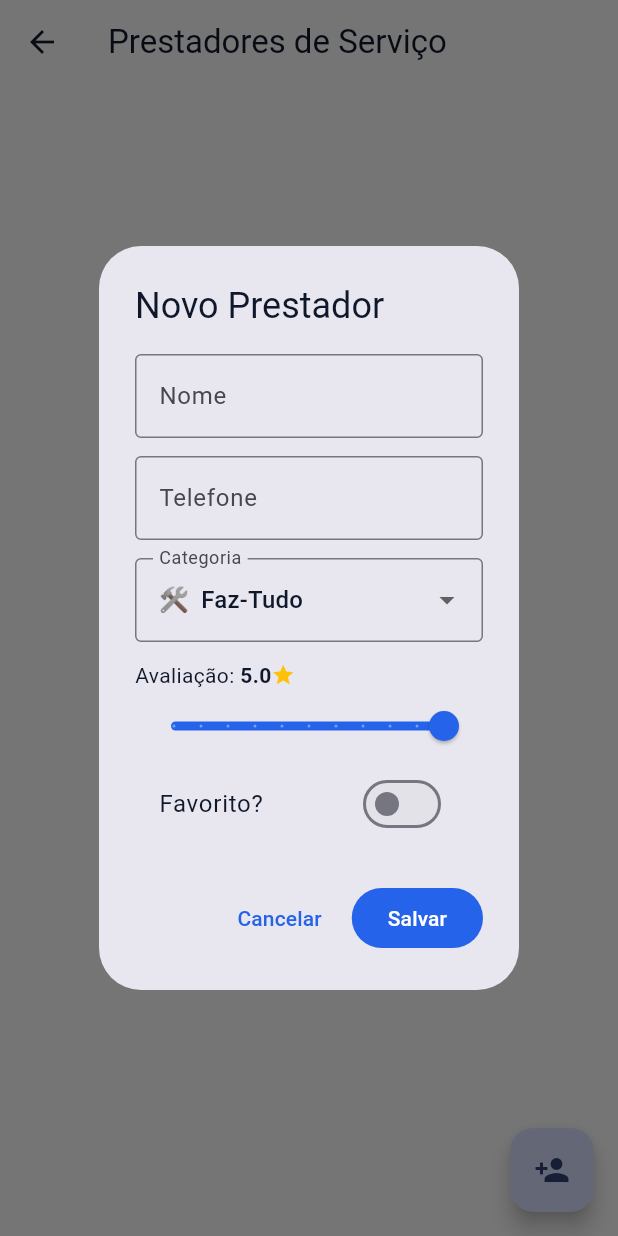
After one commit to ostrovskiadriel/Fixit-Home, a Flutter app: the ServiceProvidersListScreen screen opened directly, after a tap on the "person add" icon, on a phone screen of 412 x 824 dp. The commit adds this screen. Run offline on Flutter 3.47's test engine with Material 3 defaults, Android fonts, the phone set to English and light mode, and no system bars; our stand-ins replace dots_indicator, flutter_dotenv, flutter_markdown, shared_preferences, supabase_flutter; accounts and stored records are empty.

Commit message:
feat: implementa CRUD de Prestadores de Serviço com Supabase

```diff
--- /dev/null
+++ b/lib/features/service_providers/data/datasources/local/service_providers_local_dao_shared_prefs.dart
@@ -0,0 +1,74 @@
+import 'dart:convert';
+import 'package:flutter/foundation.dart';
+import 'package:shared_preferences/shared_preferences.dart';
+import '../../dtos/service_provider_dto.dart';
+import 'service_providers_local_dao.dart';
+
+class ServiceProvidersLocalDaoSharedPrefs implements ServiceProvidersLocalDao {
+  static const String _storageKey = 'service_providers_cache';
+  final SharedPreferences _prefs;
+
+  ServiceProvidersLocalDaoSharedPrefs({required SharedPreferences prefs}) : _prefs = prefs;
+
+  @override
+  Future<void> clear() async {
+    await _prefs.remove(_storageKey);
+    if (kDebugMode) print('ServiceProvidersLocalDaoSharedPrefs.clear: cache limpo');
+  }
+
+  @override
+  Future<void> delete(String id) async {
+    try {
+      final dtos = await getAll();
+      final filtered = dtos.where((d) => d.id != id).toList();
+      final jsonString = jsonEncode(filtered.map((d) => d.toJson()).toList());
+      await _prefs.setString(_storageKey, jsonString);
+      if (kDebugMode) print('ServiceProvidersLocalDaoSharedPrefs.delete: $id deletado');
+    } catch (e) {
+      if (kDebugMode) print('ServiceProvidersLocalDaoSharedPrefs.delete: erro - $e');
+      rethrow;
+    }
+  }
+
+  @override
+  Future<List<ServiceProviderDto>> getAll() async {
+    try {
+      final jsonString = _prefs.getString(_storageKey);
+      if (jsonString == null || jsonString.isEmpty) return [];
+      final list = jsonDecode(jsonString) as List<dynamic>;
+      final dtos = list.map((e) => ServiceProviderDto.fromJson(Map<String, dynamic>.from(e as Map))).toList();
+      if (kDebugMode) print('ServiceProvidersLocalDaoSharedPrefs.getAll: carregados ${dtos.length}');
+      return dtos;
+    } catch (e) {
+      if (kDebugMode) print('ServiceProvidersLocalDaoSharedPrefs.getAll: erro - $e');
+      return [];
+    }
+  }
+
+  @override
+  Future<ServiceProviderDto?> getById(String id) async {
+    final dtos = await getAll();
+    try {
+      return dtos.firstWhere((d) => d.id == id);
+    } catch (_) {
+      return null;
+    }
+  }
+
+  @override
+  Future<void> upsertAll(List<ServiceProviderDto> dtos) async {
+    try {
+      final existing = await getAll();
+      final map = {for (var e in existing) e.id: e};
+      for (var d in dtos) {
+        map[d.id] = d;
+      }
+      final jsonString = jsonEncode(map.values.map((d) => d.toJson()).toList());
+      await _prefs.setString(_storageKey, jsonString);
+      if (kDebugMode) print('ServiceProvidersLocalDaoSharedPrefs.upsertAll: ${dtos.length} upserted');
+    } catch (e) {
+      if (kDebugMode) print('ServiceProvidersLocalDaoSharedPrefs.upsertAll: erro - $e');
+      rethrow;
+    }
+  }
+}
--- /dev/null
+++ b/lib/features/service_providers/data/datasources/remote/supabase_service_providers_remote_datasource.dart
@@ -0,0 +1,68 @@
+import 'package:flutter/foundation.dart';
+import 'package:fixit_home/main.dart' show supabase;
+import '../../dtos/service_provider_dto.dart';
+
+class RemotePage<T> {
+  final List<T> items;
+  final dynamic next;
+  RemotePage({required this.items, this.next});
+}
+
+class SupabaseServiceProvidersRemoteDatasource {
+  final dynamic _client;
+  SupabaseServiceProvidersRemoteDatasource({dynamic client}) : _client = client ?? supabase;
+
+  Future<RemotePage<ServiceProviderDto>> fetchServiceProviders({
+    DateTime? since,
+    int limit = 500,
+    dynamic cursor,
+  }) async {
+    try {
+      final query = _client.from('service_providers').select().order('updated_at', ascending: false);
+
+      if (since != null) {
+        query.gte('updated_at', since.toUtc().toIso8601String());
+      }
+
+      final rows = await query.limit(limit);
+
+      if (rows == null) return RemotePage(items: []);
+
+      final dtos = (rows as List).map((e) => ServiceProviderDto.fromJson(Map<String, dynamic>.from(e as Map))).toList();
+
+      if (kDebugMode) print('SupabaseServiceProvidersRemoteDatasource.fetchServiceProviders: recebidos ${dtos.length} registros');
+
+      return RemotePage(items: dtos, next: null);
+    } catch (e) {
+      if (kDebugMode) print('SupabaseServiceProvidersRemoteDatasource.fetchServiceProviders: erro - $e');
+      return RemotePage(items: []);
+    }
+  }
+
+  /// Upsert em lote — insere ou atualiza registros no Supabase.
+  /// Retorna o número de registros afetados (quando possível).
+  Future<int> upsertServiceProviders(List<ServiceProviderDto> dtos) async {
+    try {
+      if (dtos.isEmpty) return 0;
+      final payload = dtos.map((d) => d.toJson()).toList();
+      await _client.from('service_providers').upsert(payload);
+      if (kDebugMode) print('SupabaseServiceProvidersRemoteDatasource.upsertServiceProviders: enviado ${dtos.length} registros');
+      return dtos.length;
+    } catch (e) {
+      if (kDebugMode) print('SupabaseServiceProvidersRemoteDatasource.upsertServiceProviders: erro - $e');
+      return 0;
+    }
+  }
+
+  /// Delete by id on remote (best-effort)
+  Future<bool> deleteServiceProvider(String id) async {
+    try {
+      await _client.from('service_providers').delete().eq('id', id);
+      if (kDebugMode) print('SupabaseServiceProvidersRemoteDatasource.deleteServiceProvider: $id deletado');
+      return true;
+    } catch (e) {
+      if (kDebugMode) print('SupabaseServiceProvidersRemoteDatasource.deleteServiceProvider: erro - $e');
+      return false;
+    }
+  }
+}
--- /dev/null
+++ b/lib/features/service_providers/data/dtos/service_provider_dto.dart
@@ -0,0 +1,72 @@
+// lib/features/service_providers/data/dtos/service_provider_dto.dart
+
+import '../../domain/entities/service_provider_entity.dart';
+
+class ServiceProviderDto {
+  final String id;
+  final String name;
+  final String category; // Salva como String (ex: 'electrician')
+  final String phone;
+  final double rating;
+  final bool isFavorite;
+
+  ServiceProviderDto({
+    required this.id,
+    required this.name,
+    required this.category,
+    required this.phone,
+    required this.rating,
+    required this.isFavorite,
+  });
+
+  // JSON (Supabase) -> DTO
+  factory ServiceProviderDto.fromJson(Map<String, dynamic> json) {
+    return ServiceProviderDto(
+      id: json['id'] as String,
+      name: json['name'] as String,
+      category: json['category'] as String,
+      phone: json['phone'] as String,
+      rating: (json['rating'] as num).toDouble(),
+      isFavorite: json['is_favorite'] ?? false,
+    );
+  }
+
+  // DTO -> JSON (Supabase)
+  Map<String, dynamic> toJson() {
+    return {
+      'id': id,
+      'name': name,
+      'category': category,
+      'phone': phone,
+      'rating': rating,
+      'is_favorite': isFavorite,
+    };
+  }
+
+  // Entity -> DTO
+  factory ServiceProviderDto.fromEntity(ServiceProviderEntity entity) {
+    return ServiceProviderDto(
+      id: entity.id,
+      name: entity.name,
+      category: entity.category.name,
+      phone: entity.phoneNumber,
+      rating: entity.rating,
+      isFavorite: entity.isFavorite,
+    );
+  }
+
+  // DTO -> Entity
+  ServiceProviderEntity toEntity() {
+    return ServiceProviderEntity(
+      id: id,
+      name: name,
+      category: ServiceCategory.values.firstWhere(
+        (e) => e.name == category,
+        orElse: () => ServiceCategory.other,
+      ),
+      phoneNumber: phone,
+      rating: rating,
+      isFavorite: isFavorite,
+    );
+  }
+}
--- /dev/null
+++ b/lib/features/service_providers/data/mappers/service_provider_mapper.dart
@@ -0,0 +1,9 @@
+import '../dtos/service_provider_dto.dart';
+import '../../domain/entities/service_provider_entity.dart';
+
+class ServiceProviderMapper {
+  ServiceProviderEntity dtoToEntity(ServiceProviderDto dto) => dto.toEntity();
+  ServiceProviderDto entityToDto(ServiceProviderEntity e) => ServiceProviderDto.fromEntity(e);
+  List<ServiceProviderEntity> dtoListToEntityList(List<ServiceProviderDto> dtos) => dtos.map(dtoToEntity).toList();
+  List<ServiceProviderDto> entityListToDtoList(List<ServiceProviderEntity> entities) => entities.map(entityToDto).toList();
+}
--- /dev/null
+++ b/lib/features/service_providers/data/repositories/service_providers_repository_impl.dart
@@ -0,0 +1,129 @@
+// lib/features/service_providers/data/repositories/service_providers_repository_impl.dart
+
+import 'package:flutter/foundation.dart';
+import 'package:shared_preferences/shared_preferences.dart';
+
+import '../../domain/entities/service_provider_entity.dart';
+import '../../domain/repositories/service_providers_repository.dart';
+import '../datasources/local/service_providers_local_dao.dart';
+import '../datasources/remote/supabase_service_providers_remote_datasource.dart';
+import '../mappers/service_provider_mapper.dart';
+
+class ServiceProvidersRepositoryImpl implements ServiceProvidersRepository {
+  final SupabaseServiceProvidersRemoteDatasource _remote;
+  final ServiceProvidersLocalDao _localDao;
+  final ServiceProviderMapper _mapper;
+  final Future<SharedPreferences> _prefsAsync;
+
+  static const String _lastSyncKey = 'service_providers_last_sync_v1';
+
+  ServiceProvidersRepositoryImpl({
+    required SupabaseServiceProvidersRemoteDatasource remote,
+    required ServiceProvidersLocalDao localDao,
+    required ServiceProviderMapper mapper,
+    Future<SharedPreferences>? prefsAsync,
+  })  : _remote = remote,
+        _localDao = localDao,
+        _mapper = mapper,
+        _prefsAsync = prefsAsync ?? SharedPreferences.getInstance();
+
+  @override
+  Future<List<ServiceProviderEntity>> listAll() async {
+    try {
+      final cached = await _localDao.getAll();
+      final entities = _mapper.dtoListToEntityList(cached);
+      if (kDebugMode) print('ServiceProvidersRepositoryImpl.listAll: retornando ${entities.length} prestadores');
+      return entities;
+    } catch (e) {
+      if (kDebugMode) print('ServiceProvidersRepositoryImpl.listAll: erro - $e');
+      return [];
+    }
+  }
+
+  @override
+  Future<void> create(ServiceProviderEntity provider) async {
+    try {
+      final dto = _mapper.entityToDto(provider);
+      // write to remote and sync
+      await _remote.upsertServiceProviders([dto]);
+      await syncFromServer();
+    } catch (e) {
+      if (kDebugMode) print('ServiceProvidersRepositoryImpl.create: erro - $e');
+      rethrow;
+    }
+  }
+
+  @override
+  Future<void> update(ServiceProviderEntity provider) async {
+    try {
+      final dto = _mapper.entityToDto(provider);
+      await _remote.upsertServiceProviders([dto]);
+      await syncFromServer();
+    } catch (e) {
+      if (kDebugMode) print('ServiceProvidersRepositoryImpl.update: erro - $e');
+      rethrow;
+    }
+  }
+
+  @override
+  Future<void> delete(String id) async {
+    try {
+      // Attempt remote delete (best-effort)
+      try {
+        await _remote.deleteServiceProvider(id);
+      } catch (e) {
+        if (kDebugMode) print('ServiceProvidersRepositoryImpl.delete: erro ao deletar no remoto - $e');
+      }
+
+      await _localDao.delete(id);
+      if (kDebugMode) print('ServiceProvidersRepositoryImpl.delete: $id deletado');
+    } catch (e) {
+      if (kDebugMode) print('ServiceProvidersRepositoryImpl.delete: erro - $e');
+      rethrow;
+    }
+  }
+
+  @override
+  Future<int> syncFromServer() async {
+    try {
+      // 0) push local -> remote (best-effort)
+      try {
+        final localDtos = await _localDao.getAll();
+        if (localDtos.isNotEmpty) {
+          if (kDebugMode) print('ServiceProvidersRepositoryImpl.syncFromServer: push ${localDtos.length} items');
+          await _remote.upsertServiceProviders(localDtos);
+        }
+      } catch (e) {
+        if (kDebugMode) print('ServiceProvidersRepositoryImpl.syncFromServer: push falhou - $e');
+      }
+
+      final prefs = await _prefsAsync;
+      final lastIso = prefs.getString(_lastSyncKey);
+
+      DateTime? since;
+      if (lastIso != null && lastIso.isNotEmpty) {
+        try {
+          since = DateTime.parse(lastIso);
+        } catch (_) {}
+      }
+
+      if (kDebugMode) print('ServiceProvidersRepositoryImpl.syncFromServer: pull desde ${since?.toIso8601String() ?? 'início'}');
+
+      final page = await _remote.fetchServiceProviders(since: since, limit: 500);
+      if (page.items.isEmpty) return 0;
+
+      await _localDao.upsertAll(page.items);
+
+      // compute newest updated_at — the DTO doesn't expose updated_at, fallback to now
+      final newest = DateTime.now().toUtc();
+      await prefs.setString(_lastSyncKey, newest.toIso8601String());
+
+      if (kDebugMode) print('ServiceProvidersRepositoryImpl.syncFromServer: aplicadas ${page.items.length} mudanças');
+
+      return page.items.length;
+    } catch (e) {
+      if (kDebugMode) print('ServiceProvidersRepositoryImpl.syncFromServer: erro - $e');
+      return 0;
+    }
+  }
+}
--- /dev/null
+++ b/lib/features/service_providers/domain/entities/service_provider_entity.dart
@@ -0,0 +1,58 @@
+// lib/features/service_providers/domain/entities/service_provider_entity.dart
+
+class ServiceProviderEntity {
+  final String id;
+  final String name;
+  final ServiceCategory category;
+  final String phoneNumber;
+  final double rating; // De 0.0 a 5.0
+  final bool isFavorite;
+
+  ServiceProviderEntity({
+    required this.id,
+    required this.name,
+    required this.category,
+    required this.phoneNumber,
+    this.rating = 0.0,
+    this.isFavorite = false,
+  })  : assert(id.isNotEmpty, 'ID não pode ser vazio'),
+        assert(name.length >= 3, 'Nome deve ter pelo menos 3 letras'),
+        assert(rating >= 0 && rating <= 5, 'Avaliação deve ser entre 0 e 5');
+
+  // Ícone baseado na categoria (Regra de Negócio visual)
+  String get categoryIcon => category.icon;
+
+  // Nome legível da categoria
+  String get categoryLabel => category.label;
+
+  ServiceProviderEntity copyWith({
+    String? id,
+    String? name,
+    ServiceCategory? category,
+    String? phoneNumber,
+    double? rating,
+    bool? isFavorite,
+  }) {
+    return ServiceProviderEntity(
+      id: id ?? this.id,
+      name: name ?? this.name,
+      category: category ?? this.category,
+      phoneNumber: phoneNumber ?? this.phoneNumber,
+      rating: rating ?? this.rating,
+      isFavorite: isFavorite ?? this.isFavorite,
+    );
+  }
+}
+
+enum ServiceCategory {
+  electrician('Eletricista', '⚡'),
+  plumber('Encanador', '🚰'),
+  painter('Pintor', '🎨'),
+  carpenter('Marceneiro', '🪑'),
+  general('Faz-Tudo', '🛠️'),
+  other('Outro', '📋');
+
+  final String label;
+  final String icon;
+  const ServiceCategory(this.label, this.icon);
+}
--- /dev/null
+++ b/lib/features/service_providers/domain/service_providers_repository.dart
@@ -0,0 +1,2 @@
+// Re-export for repository interface to avoid duplicate definitions.
+export 'repositories/service_providers_repository.dart';
--- /dev/null
+++ b/lib/features/service_providers/presentation/pages/service_providers_list_screen.dart
@@ -0,0 +1,160 @@
+// lib/features/service_providers/presentation/pages/service_providers_list_screen.dart
+
+import 'package:flutter/material.dart';
+import 'package:shared_preferences/shared_preferences.dart';
+import '../../domain/entities/service_provider_entity.dart';
+import '../../data/repositories/service_providers_repository_impl.dart';
+import '../../data/datasources/local/service_providers_local_dao_shared_prefs.dart';
+import '../../data/datasources/remote/supabase_service_providers_remote_datasource.dart';
+import '../../data/mappers/service_provider_mapper.dart';
+import '../widgets/service_provider_form_dialog.dart';
+
+class ServiceProvidersListScreen extends StatefulWidget {
+  const ServiceProvidersListScreen({super.key});
+
+  @override
+  State<ServiceProvidersListScreen> createState() => _ServiceProvidersListScreenState();
+}
+
+class _ServiceProvidersListScreenState extends State<ServiceProvidersListScreen> {
+  late ServiceProvidersRepositoryImpl _repository;
+  bool _isLoading = true;
+  List<ServiceProviderEntity> _providers = [];
+
+  @override
+  void initState() {
+    super.initState();
+    _initAndLoad();
+  }
+
+  Future<void> _initAndLoad() async {
+    setState(() => _isLoading = true);
+    try {
+      final prefs = await SharedPreferences.getInstance();
+      final localDao = ServiceProvidersLocalDaoSharedPrefs(prefs: prefs);
+      final remote = SupabaseServiceProvidersRemoteDatasource();
+      final mapper = ServiceProviderMapper();
+      _repository = ServiceProvidersRepositoryImpl(
+        remote: remote,
+        localDao: localDao,
+        mapper: mapper,
+        prefsAsync: Future.value(prefs),
+      );
+
+      final cache = await _repository.listAll();
+      setState(() {
+        _providers = cache;
+        _isLoading = false;
+      });
+
+      if (cache.isEmpty) {
+        await _repository.syncFromServer();
+        final fresh = await _repository.listAll();
+        if (mounted) setState(() => _providers = fresh);
+      }
+    } catch (e) {
+      if (mounted) setState(() => _isLoading = false);
+    }
+  }
+
+  Future<void> _loadData() async {
+    setState(() => _isLoading = true);
+    try {
+      final list = await _repository.listAll();
+      if (mounted) {
+        setState(() {
+          _providers = list;
+          _isLoading = false;
+        });
+      }
+    } catch (e) {
+      if (mounted) setState(() => _isLoading = false);
+    }
+  }
+
+  Future<void> _addProvider() async {
+    final newEntity = await showServiceProviderFormDialog(context);
+    if (newEntity != null) {
+      try {
+        await _repository.create(newEntity);
+        await _loadData();
+      } catch (e) {
+        if(mounted) ScaffoldMessenger.of(context).showSnackBar(SnackBar(content: Text('Erro: $e')));
+      }
+    }
+  }
+
+  Future<void> _editProvider(ServiceProviderEntity entity) async {
+    final edited = await showServiceProviderFormDialog(context, initial: entity);
+    if (edited != null) {
+      try {
+        await _repository.update(edited);
+        await _loadData();
+      } catch (e) {
+        if(mounted) ScaffoldMessenger.of(context).showSnackBar(SnackBar(content: Text('Erro: $e')));
+      }
+    }
+  }
+
+  Future<void> _deleteProvider(String id) async {
+    final confirm = await showDialog<bool>(
+      context: context,
+      builder: (ctx) => AlertDialog(
+        title: const Text('Excluir'),
+        content: const Text('Tem certeza?'),
+        actions: [
+          TextButton(onPressed: () => Navigator.pop(ctx, false), child: const Text('Cancelar')),
+          TextButton(onPressed: () => Navigator.pop(ctx, true), child: const Text('Sim', style: TextStyle(color: Colors.red))),
+        ],
+      ),
+    );
+
+    if (confirm == true) {
+      await _repository.delete(id);
+      await _loadData();
+    }
+  }
+
+  @override
+  Widget build(BuildContext context) {
+    return Scaffold(
+      appBar: AppBar(title: const Text('Prestadores de Serviço')),
+      floatingActionButton: FloatingActionButton(
+        onPressed: _addProvider,
+        child: const Icon(Icons.person_add),
+      ),
+      body: _isLoading
+          ? const Center(child: CircularProgressIndicator())
+          : _providers.isEmpty
+              ? const Center(child: Text('Nenhum prestador cadastrado.'))
+              : ListView.builder(
+                  padding: const EdgeInsets.all(8),
+                  itemCount: _providers.length,
+                  itemBuilder: (ctx, index) {
+                    final p = _providers[index];
+                    return Card(
+                      child: ListTile(
+                        leading: CircleAvatar(
+                          backgroundColor: Colors.grey.shade200,
+                          child: Text(p.categoryIcon),
+                        ),
+                        title: Text(p.name, style: const TextStyle(fontWeight: FontWeight.bold)),
+                        subtitle: Text('${p.categoryLabel} • ${p.phoneNumber}'),
+                        trailing: Row(
+                          mainAxisSize: MainAxisSize.min,
+                          children: [
+                            if (p.isFavorite) const Icon(Icons.favorite, color: Colors.red, size: 20),
+                            const SizedBox(width: 8),
+                            const Icon(Icons.star, color: Colors.amber, size: 16),
+                            Text(p.rating.toStringAsFixed(1)),
+                          ],
+                        ),
+                        onLongPress: () => _deleteProvider(p.id),
+                        onTap: () => _editProvider(p),
+                      ),
+                    );
+                  },
+                ),
+    );
+  }
+}
--- /dev/null
+++ b/lib/features/service_providers/presentation/widgets/service_provider_form_dialog.dart
@@ -0,0 +1,142 @@
+// lib/features/service_providers/presentation/widgets/service_provider_form_dialog.dart
+
+import 'package:flutter/material.dart';
+import '../../domain/entities/service_provider_entity.dart';
+
+Future<ServiceProviderEntity?> showServiceProviderFormDialog(
+  BuildContext context, {
+  ServiceProviderEntity? initial,
+}) {
+  return showDialog<ServiceProviderEntity>(
+    context: context,
+    builder: (ctx) => _ServiceProviderFormDialog(initial: initial),
+  );
+}
+
+class _ServiceProviderFormDialog extends StatefulWidget {
+  final ServiceProviderEntity? initial;
+  const _ServiceProviderFormDialog({this.initial});
+
+  @override
+  State<_ServiceProviderFormDialog> createState() => _ServiceProviderFormDialogState();
+}
+
+class _ServiceProviderFormDialogState extends State<_ServiceProviderFormDialog> {
+  final _formKey = GlobalKey<FormState>();
+
+  late TextEditingController _nameController;
+  late TextEditingController _phoneController;
+  late ServiceCategory _category;
+  double _rating = 0.0;
+  bool _isFavorite = false;
+
+  bool get _isEditing => widget.initial != null;
+
+  @override
+  void initState() {
+    super.initState();
+    final initial = widget.initial;
+
+    _nameController = TextEditingController(text: initial?.name ?? '');
+    _phoneController = TextEditingController(text: initial?.phoneNumber ?? '');
+    _category = initial?.category ?? ServiceCategory.general;
+    _rating = initial?.rating ?? 5.0;
+    _isFavorite = initial?.isFavorite ?? false;
+  }
+
+  @override
+  void dispose() {
+    _nameController.dispose();
+    _phoneController.dispose();
+    super.dispose();
+  }
+
+  void _onConfirm() {
+    if (_formKey.currentState!.validate()) {
+      final entity = ServiceProviderEntity(
+        id: widget.initial?.id ?? DateTime.now().millisecondsSinceEpoch.toString(),
+        name: _nameController.text.trim(),
+        phoneNumber: _phoneController.text.trim(),
+        category: _category,
+        rating: _rating,
+        isFavorite: _isFavorite,
+      );
+      Navigator.pop(context, entity);
+    }
+  }
+
+  @override
+  Widget build(BuildContext context) {
+    return AlertDialog(
+      title: Text(_isEditing ? 'Editar Prestador' : 'Novo Prestador'),
+      content: SingleChildScrollView(
+        child: Form(
+          key: _formKey,
+          child: Column(
+            mainAxisSize: MainAxisSize.min,
+            children: [
+              // Nome
+              TextFormField(
+                controller: _nameController,
+                decoration: const InputDecoration(labelText: 'Nome', border: OutlineInputBorder()),
+                textCapitalization: TextCapitalization.words,
+                validator: (v) => v == null || v.length < 3 ? 'Nome muito curto' : null,
+              ),
+              const SizedBox(height: 12),
+
+              // Telefone
+              TextFormField(
+                controller: _phoneController,
+                decoration: const InputDecoration(labelText: 'Telefone', border: OutlineInputBorder()),
+                keyboardType: TextInputType.phone,
+              ),
+              const SizedBox(height: 12),
+
+              // Categoria (Dropdown)
+              DropdownButtonFormField<ServiceCategory>(
+                initialValue: _category,
+                decoration: const InputDecoration(labelText: 'Categoria', border: OutlineInputBorder()),
+                items: ServiceCategory.values.map((c) {
+                  return DropdownMenuItem(
+                    value: c,
+                    child: Row(children: [Text(c.icon), const SizedBox(width: 8), Text(c.label)]),
+                  );
+                }).toList(),
+                onChanged: (v) => setState(() => _category = v!),
+              ),
+              const SizedBox(height: 12),
+
+              // Avaliação (Slider)
+              Row(
+                children: [
+                  const Text('Avaliação: '),
+                  Text(_rating.toStringAsFixed(1), style: const TextStyle(fontWeight: FontWeight.bold)),
+                  const Icon(Icons.star, color: Colors.amber, size: 16),
+                ],
+              ),
+              Slider(
+                value: _rating,
+                min: 0,
+                max: 5,
+                divisions: 10,
+                label: _rating.toString(),
+                onChanged: (v) => setState(() => _rating = v),
+              ),
+
+              // Favorito
+              SwitchListTile(
+                title: const Text('Favorito?'),
+                value: _isFavorite,
+                onChanged: (v) => setState(() => _isFavorite = v),
+              ),
+            ],
+          ),
+        ),
+      ),
+      actions: [
+        TextButton(onPressed: () => Navigator.pop(context), child: const Text('Cancelar')),
+        FilledButton(onPressed: _onConfirm, child: const Text('Salvar')),
+      ],
+    );
+  }
+}
```
Also changed, not shown: lib/features/service_providers/data/datasources/local/service_providers_local_dao.dart (added, +9 -0 lines), lib/features/service_providers/domain/repositories/service_providers_repository.dart (added, +9 -0 lines), lib/screens/home_screen.dart (+12 -0 lines), lib/features/service_providers/data/ervice_providers_repository_impl.dart (added), 4 other files.
